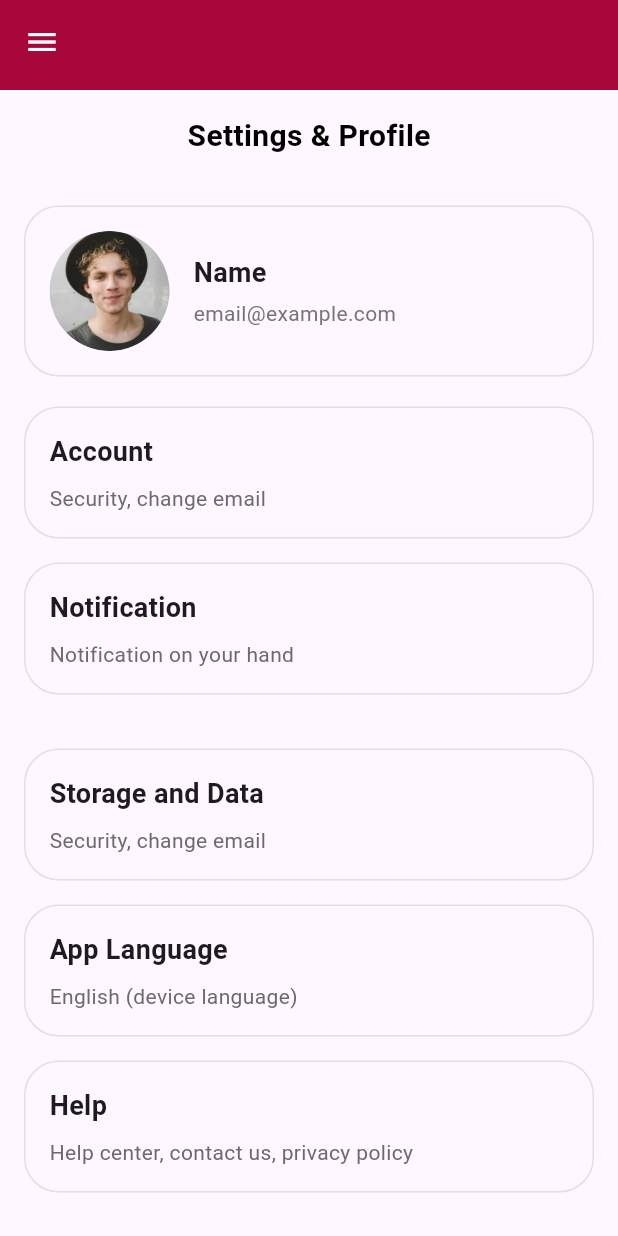
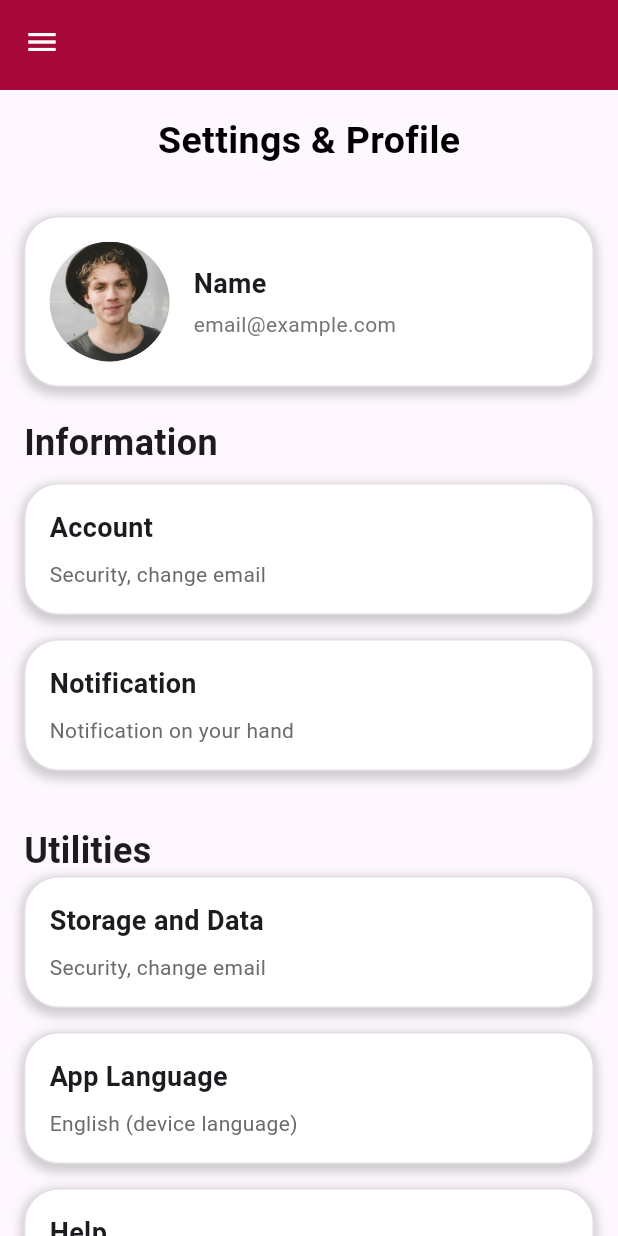
Before and after one commit to michael29-code/ux_team_project, a Flutter app: the SettingsProfilePage screen opened directly, on a phone screen of 412 x 824 dp. Run offline on Flutter 3.47's test engine with Material 3 defaults, Android fonts, the phone set to English and light mode, and no system bars; our stand-ins replace google_fonts.

Commit message:
profile dart udah

```diff
--- a/lib/main.dart
+++ b/lib/main.dart
@@ -1,7 +1,7 @@
 import 'package:flutter/material.dart';
 import 'package:google_fonts/google_fonts.dart';
-import 'pages/profile.dart'; // Pastikan jalur ini benar
-import 'pages/create_recipe.dart';
+import 'pages/profile.dart';
+// import 'pages/create_recipe.dart';
 
 void main() {
   runApp(const MyApp());
@@ -18,7 +18,7 @@ class MyApp extends StatelessWidget {
         // Tema aplikasi
         textTheme: GoogleFonts.istokWebTextTheme(Theme.of(context).textTheme),
       ),
-      home: const CreateRecipe(),
+      home: const SettingsProfilePage(),
     );
   }
 }
--- a/lib/pages/create_recipe.dart
+++ b/lib/pages/create_recipe.dart
@@ -80,7 +80,7 @@ class _CreateRecipeState extends State<CreateRecipe> {
               const Center(
                 child: Text(
                   'Create Recipe',
-                  style: TextStyle(fontSize: 24.0, fontWeight: FontWeight.bold),
+                  style: TextStyle(fontSize: 25.0, fontWeight: FontWeight.bold),
                 ),
               ),
               const SizedBox(height: 20.0),
--- a/lib/pages/profile.dart
+++ b/lib/pages/profile.dart
@@ -20,7 +20,7 @@ class SettingsProfilePage extends StatelessWidget {
               style: GoogleFonts.istokWeb(
                 textStyle: const TextStyle(
                   color: Colors.black,
-                  fontSize: 20,
+                  fontSize: 25,
                   fontWeight: FontWeight.bold,
                 ),
               ),
@@ -37,8 +37,17 @@ class SettingsProfilePage extends StatelessWidget {
                     Container(
                       padding: const EdgeInsets.all(16.0),
                       decoration: BoxDecoration(
+                        color: Colors.white, // Warna kotak
                         borderRadius: BorderRadius.circular(23),
                         border: Border.all(color: Colors.grey.shade300),
+                        boxShadow: [
+                          BoxShadow(
+                            color: Colors.grey.withOpacity(0.5),
+                            spreadRadius: 2,
+                            blurRadius: 5,
+                            offset: const Offset(0, 3), // changes position of shadow
+                          ),
+                        ],
                       ),
                       child: Row(
                         children: [
@@ -77,6 +86,16 @@ class SettingsProfilePage extends StatelessWidget {
                     const SizedBox(height: 20),
 
                     // Information Section
+                    Text(
+                      'Information',
+                      style: GoogleFonts.istokWeb(
+                        textStyle: const TextStyle(
+                          fontSize: 24,
+                          fontWeight: FontWeight.bold,
+                        ),
+                      ),
+                    ),
+                    const SizedBox(height: 10),
                     _buildInfoSection(
                         context, 'Account', 'Security, change email'),
                     _buildInfoSection(
@@ -84,6 +103,15 @@ class SettingsProfilePage extends StatelessWidget {
                     const SizedBox(height: 20),
 
                     // Settings Section
+                    Text(
+                      'Utilities',
+                      style: GoogleFonts.istokWeb(
+                        textStyle: const TextStyle(
+                          fontSize: 24,
+                          fontWeight: FontWeight.bold,
+                        ),
+                      ),
+                    ),
                     _buildSettingsSection(
                         context, 'Storage and Data', 'Security, change email'),
                     _buildSettingsSection(
@@ -98,13 +126,12 @@ class SettingsProfilePage extends StatelessWidget {
                         Expanded(
                           child: ElevatedButton(
                             onPressed: () {
-                              // Tambahkan kode onPressed di sini
                               Navigator.push(
-                              context,
-                              MaterialPageRoute(
-                                builder: (context) => SignInPage(),
-                              ),
-                            );
+                                context,
+                                MaterialPageRoute(
+                                  builder: (context) => const SignInPage(),
+                                ),
+                              );
                             },
                             style: ElevatedButton.styleFrom(
                               side: const BorderSide(
@@ -152,8 +179,17 @@ class SettingsProfilePage extends StatelessWidget {
             padding: const EdgeInsets.all(16.0),
             margin: const EdgeInsets.only(bottom: 16.0),
             decoration: BoxDecoration(
+              color: Colors.white, // Warna kotak
               borderRadius: BorderRadius.circular(23),
               border: Border.all(color: Colors.grey.shade300),
+              boxShadow: [
+                BoxShadow(
+                  color: Colors.grey.withOpacity(0.5),
+                  spreadRadius: 2,
+                  blurRadius: 5,
+                  offset: const Offset(0, 3), // changes position of shadow
+                ),
+              ],
             ),
             child: Column(
               crossAxisAlignment: CrossAxisAlignment.start,
@@ -194,8 +230,17 @@ class SettingsProfilePage extends StatelessWidget {
             padding: const EdgeInsets.all(16.0),
             margin: const EdgeInsets.only(bottom: 16.0),
             decoration: BoxDecoration(
+              color: Colors.white, // Warna kotak
               borderRadius: BorderRadius.circular(23),
               border: Border.all(color: Colors.grey.shade300),
+              boxShadow: [
+                BoxShadow(
+                  color: Colors.grey.withOpacity(0.5),
+                  spreadRadius: 2,
+                  blurRadius: 5,
+                  offset: const Offset(0, 3), // changes position of shadow
+                ),
+              ],
             ),
             child: Column(
               crossAxisAlignment: CrossAxisAlignment.start,
```
